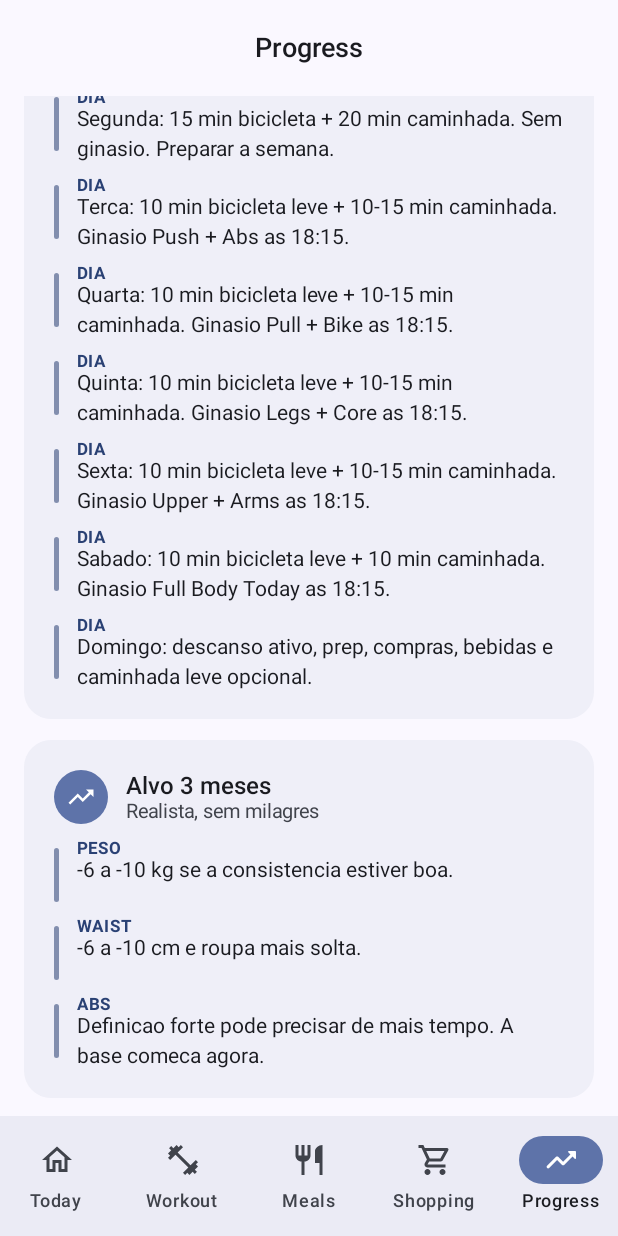
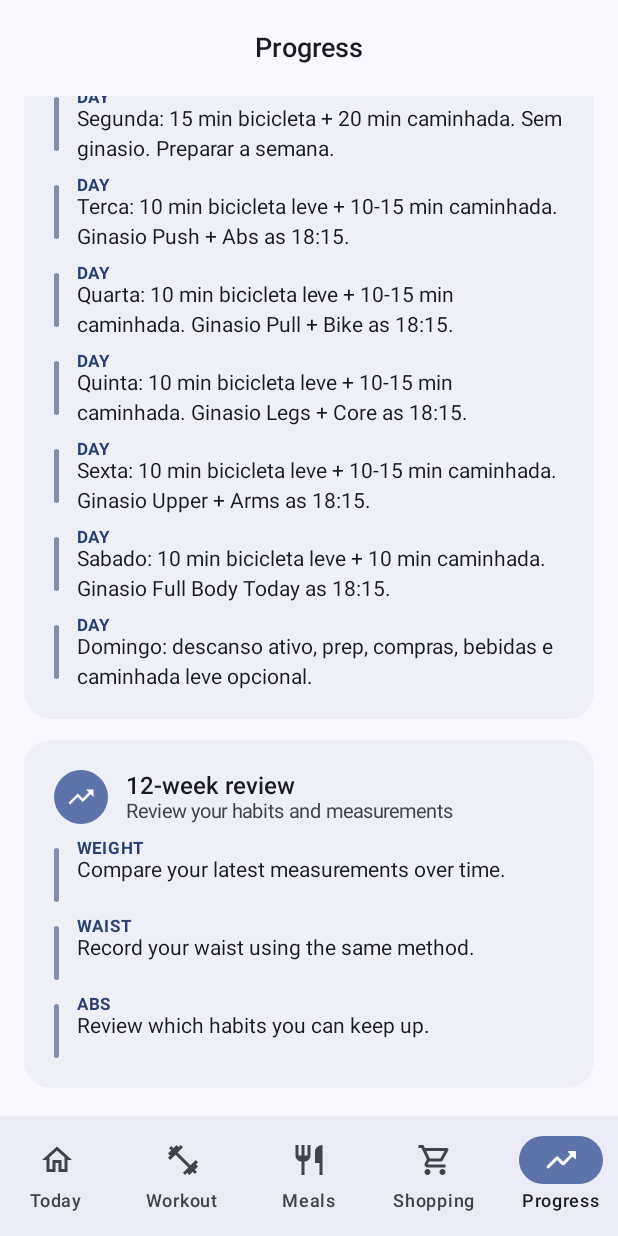
Before and after one commit to luigi043/meal-prep-workout, an Android app built with Jetpack Compose: the DashboardScreen screen opened through its navigation route, item 5 of the bottom bar chosen, scrolled down 952 dp, on a phone screen of 412 x 824 dp. Run offline under Robolectric (Android 15) with nearby library versions, the phone set to English and light mode, and no system bars.

Commit message:
Clarify plan controls and document the offline app
Translate screen explanations and accessibility labels and describe example measurements and workout links. Replace the personal intake details in the project README with English setup, storage, and demo instructions.

The demo script passed a Node harness covering all five routes and checklist state. Bundled recipe and workout content still needs translation and native verification.

```diff
--- a/app/src/main/java/com/luizfit/plan3meses/ui/App.kt
+++ b/app/src/main/java/com/luizfit/plan3meses/ui/App.kt
@@ -266,7 +266,7 @@ private fun WelcomeScreen(
         ) {
             Image(
                 painter = painterResource(R.drawable.logoapp),
-                contentDescription = "Logo Plano 3 Meses",
+                contentDescription = "Meal Prep Workout logo",
                 contentScale = ContentScale.Fit,
                 modifier = Modifier
                     .fillMaxWidth(0.7f)
@@ -281,7 +281,7 @@ private fun WelcomeScreen(
                 color = MaterialTheme.colorScheme.onBackground
             )
             Text(
-                "Treino, refeicoes, bebidas e progresso. Sem complicar.",
+                "Workouts, meals, drinks and progress in one place.",
                 style = MaterialTheme.typography.bodyLarge,
                 color = MaterialTheme.colorScheme.onSurfaceVariant
             )
@@ -313,7 +313,7 @@ private fun WelcomeScreen(
                     Text(today.englishName(), style = MaterialTheme.typography.labelLarge)
                     Text("Today's plan", style = MaterialTheme.typography.titleMedium)
                     Text(
-                        "$dailyCompleted de ${dailyIds.size} tarefas",
+                        "$dailyCompleted of ${dailyIds.size} tasks",
                         style = MaterialTheme.typography.bodyMedium
                     )
                 }
@@ -392,24 +392,24 @@ private fun DashboardScreen(
         }
         item {
             SectionCard(
-                title = "Sono",
-                subtitle = "Prioridade para perder gordura e recuperar",
+                title = "Sleep",
+                subtitle = "Make time to rest and recover",
                 icon = Icons.Outlined.Bedtime
             ) {
-                BulletLine("22:00", "Cama, luzes apagadas.")
-                BulletLine("22:10", "Dormir.")
-                BulletLine("05:55", "Acordar.")
+                BulletLine("22:00", "Get ready for bed.")
+                BulletLine("22:10", "Lights out.")
+                BulletLine("05:55", "Wake up.")
             }
         }
         item {
             SectionCard(
-                title = "Suplementacao",
-                subtitle = "Simples e consistente",
+                title = "Supplements",
+                subtitle = "Notes from the plan",
                 icon = Icons.Outlined.Bolt
             ) {
-                BulletLine("Creatina", "5 g/dia ao pequeno-almoco. Nos dias de ginasio tambem pode ser pos-treino.")
-                BulletLine("Whey", "1 scoop quando faltar proteina. Boa as 16:00 ou pos-treino.")
-                BulletLine("Nota", "Creatina pode subir peso por agua no musculo; isso nao e gordura.")
+                BulletLine("Creatine", "The sample plan schedules creatine with breakfast or after a workout.")
+                BulletLine("Whey", "The sample plan lists whey as an optional snack or after a workout.")
+                BulletLine("Note", "Creatine pode subir peso por agua no musculo; isso nao e gordura.")
             }
         }
     }
@@ -434,7 +434,7 @@ private fun WorkoutScreen(
         item {
             SectionHeader(
                 title = "Workout",
-                subtitle = "Terca a sabado as 18:15"
+                subtitle = "Tuesday through Saturday at 18:15"
             )
         }
         item {
@@ -452,8 +452,8 @@ private fun WorkoutScreen(
         }
         item {
             SectionCard(
-                title = "Links uteis",
-                subtitle = "Tecnica primeiro, carga depois",
+                title = "Exercise references",
+                subtitle = "Practice form before adding weight",
                 icon = Icons.Outlined.FitnessCenter
             ) {
                 LinkRow("MuscleWiki", "https://musclewiki.com/", uriHandler::openUri)
@@ -591,20 +591,20 @@ private fun MealsScreen(
                 item {
                     SectionHeader(
                         title = "Meals",
-                        subtitle = "Pasta salads, frango, pizza controlada"
+                        subtitle = "Pasta salads, chicken and pizza options"
                     )
                 }
                 item {
                     SectionCard(
-                        title = "Budget Bytes adaptado",
-                        subtitle = "Inspiracao com porcoes do teu plano",
+                        title = "Adapted from Budget Bytes",
+                        subtitle = "Recipe ideas and portions from the sample plan",
                         icon = Icons.Outlined.Restaurant
                     ) {
                         LinkRow("Budget Bytes", "https://www.budgetbytes.com/", uriHandler::openUri)
                         LinkRow("Greek chicken pasta salad", "https://www.budgetbytes.com/greek-chicken-pasta-salad/", uriHandler::openUri)
                         LinkRow("Pizza chicken", "https://www.budgetbytes.com/baked-pizza-chicken/", uriHandler::openUri)
-                        BulletLine("Porcao de massa", "70-90 g seca por refeicao principal, ou 180-240 g cozida.")
-                        BulletLine("Pizza", "1x/semana: pizza chicken, tortilla pizza ou 2 fatias pan pizza + salada.")
+                        BulletLine("Pasta portion", "70–90 g dry pasta per main meal, or 180–240 g cooked.")
+                        BulletLine("Pizza", "Weekly options include pizza chicken, tortilla pizza, or two slices of pan pizza with salad.")
                     }
                 }
                 items(PlanContent.meals) { mealDay ->
@@ -615,7 +615,7 @@ private fun MealsScreen(
                 item {
                     SectionHeader(
                         title = "Drinks",
-                        subtitle = "Hidratacao com variety, 0 kcal liquidas"
+                        subtitle = "Drink ideas for the week"
                     )
                 }
                 items(PlanContent.drinks) { recipe ->
@@ -675,11 +675,11 @@ private fun RecipeCard(
         ) {
             Text(if (checked) "Prepared" else "Mark prepared")
         }
-        BulletLine("Ingredientes", recipe.ingredients)
+        BulletLine("Ingredients", recipe.ingredients)
         recipe.steps.forEachIndexed { index, step ->
             BulletLine("${index + 1}", step)
         }
-        BulletLine("Nota", recipe.note)
+        BulletLine("Note", recipe.note)
     }
 }
 
@@ -699,13 +699,13 @@ private fun ShoppingScreen(
         item {
             SectionHeader(
                 title = "Shopping",
-                subtitle = "Toca para marcar comprado"
+                subtitle = "Expand a category and check off purchases"
             )
         }
         item {
             ProgressBarCard(
-                title = "$done de ${allItems.size} itens",
-                subtitle = "Lista para a semana",
+                title = "$done of ${allItems.size} items",
+                subtitle = "Weekly shopping list",
                 fraction = if (allItems.isEmpty()) 0f else done.toFloat() / allItems.size
             )
         }
@@ -753,7 +753,7 @@ private fun ExpandableCategoryCard(
                 IconButton(onClick = { expanded = !expanded }) {
                     Icon(
                         if (expanded) Icons.Filled.ExpandLess else Icons.Filled.ExpandMore,
-                        contentDescription = if (expanded) "Fechar" else "Abrir"
+                        contentDescription = if (expanded) "Collapse" else "Expand"
                     )
                 }
             }
@@ -783,7 +783,7 @@ private fun ProgressScreen(
         item {
             SectionHeader(
                 title = "Progress",
-                subtitle = "Peso, abdomen e check semanal"
+                subtitle = "Measurements and weekly checklist"
             )
         }
         item {
@@ -792,7 +792,7 @@ private fun ProgressScreen(
         item {
             SectionCard(
                 title = "Weekly measurements",
-                subtitle = "Regista 1x por semana, de manha",
+                subtitle = "Record your latest measurements",
                 icon = Icons.Outlined.Straighten
             ) {
                 OutlinedTextField(
@@ -821,14 +821,14 @@ private fun ProgressScreen(
         item {
             SectionCard(
                 title = "Weekly checklist",
-                subtitle = "Marca quando estiver feito",
+                subtitle = "Check off each finished task",
                 icon = Icons.Outlined.TrendingUp
             ) {
                 val weeklyTasks = listOf(
-                    ChecklistTask("week_weight", "Peso registado", "1x por semana, mesma hora."),
-                    ChecklistTask("week_abdomen", "Abdomen medido", "Fita no mesmo ponto."),
-                    ChecklistTask("week_meal_prep", "Meal prep feito", "Frango, massa, legumes e bebidas."),
-                    ChecklistTask("week_shopping", "Compras feitas", "Lista completa para a semana.")
+                    ChecklistTask("week_weight", "Weight recorded", "Once a week at the same time."),
+                    ChecklistTask("week_abdomen", "Waist measured", "Place the tape at the same point each time."),
+                    ChecklistTask("week_meal_prep", "Meal prep complete", "Chicken, pasta, vegetables and drinks."),
+                    ChecklistTask("week_shopping", "Shopping complete", "Finish the weekly shopping list.")
                 )
                 weeklyTasks.forEach { task ->
                     CheckTaskRow(task, progress.completedIds.contains(task.id), onToggle)
@@ -837,22 +837,22 @@ private fun ProgressScreen(
         }
         item {
             SectionCard(
-                title = "Rotina semanal",
-                subtitle = "Trabalho 8:00-17:00, ginasio terca a sabado",
+                title = "Weekly routine",
+                subtitle = "Sample work and gym schedule",
                 icon = Icons.Outlined.TrendingUp
             ) {
-                PlanContent.weeklySchedule.forEach { BulletLine("Dia", it) }
+                PlanContent.weeklySchedule.forEach { BulletLine("Day", it) }
             }
         }
         item {
             SectionCard(
-                title = "Alvo 3 meses",
-                subtitle = "Realista, sem milagres",
+                title = "12-week review",
+                subtitle = "Review your habits and measurements",
                 icon = Icons.Outlined.TrendingUp
             ) {
-                BulletLine("Peso", "-6 a -10 kg se a consistencia estiver boa.")
-                BulletLine("Waist", "-6 a -10 cm e roupa mais solta.")
-                BulletLine("Abs", "Definicao forte pode precisar de mais tempo. A base comeca agora.")
+                BulletLine("Weight", "Compare your latest measurements over time.")
+                BulletLine("Waist", "Record your waist using the same method.")
+                BulletLine("Abs", "Review which habits you can keep up.")
             }
         }
     }
@@ -890,7 +890,7 @@ private fun HeroGreeting(dayName: String, completed: Int, total: Int) {
                 Text("Welcome back", style = MaterialTheme.typography.titleMedium)
                 Text(dayName, style = MaterialTheme.typography.headlineMedium)
                 Text(
-                    "$completed/$total tarefas hoje",
+                    "$completed/$total tasks today",
                     style = MaterialTheme.typography.bodyMedium,
                     color = MaterialTheme.colorScheme.onPrimary.copy(alpha = 0.85f)
                 )
@@ -1043,7 +1043,7 @@ private fun DrinkSuggestionCard(drink: Recipe, onOpen: () -> Unit) {
                 )
             }
             IconButton(onClick = onOpen) {
-                Icon(Icons.Filled.ArrowOutward, contentDescription = "Abrir bebidas")
+                Icon(Icons.Filled.ArrowOutward, contentDescription = "Open drinks")
             }
         }
     }
@@ -1052,8 +1052,8 @@ private fun DrinkSuggestionCard(drink: Recipe, onOpen: () -> Unit) {
 @Composable
 private fun MetricGrid() {
     SectionCard(
-        title = "Perfil atual",
-        subtitle = "Da consulta e metas",
+        title = "Example measurements",
+        subtitle = "Sample values only",
         icon = Icons.Outlined.TrendingUp
     ) {
         PlanContent.metrics.chunked(2).forEach { row ->
@@ -1330,9 +1330,9 @@ private fun todayWorkoutOrRest(dayOfWeek: DayOfWeek = LocalDate.now().dayOfWeek)
     val workout = PlanContent.workoutFor(dayOfWeek)
     if (workout != null) return "${workout.title}: ${workout.focus}"
     return when (dayOfWeek) {
-        DayOfWeek.MONDAY -> "Bike 15 min + caminhada 20 min. Sem ginasio, preparar a semana."
-        DayOfWeek.SUNDAY -> "Descanso ativo, compras, meal prep e caminhada leve opcional."
-        else -> "Movimento leve e recuperacao."
+        DayOfWeek.MONDAY -> "Cycle for 15 minutes and walk for 20 minutes. Use the rest day to prepare for the week."
+        DayOfWeek.SUNDAY -> "Active recovery, shopping, meal prep and an optional easy walk."
+        else -> "Light movement and recovery."
     }
 }
 
@@ -1356,5 +1356,5 @@ private fun DayOfWeek.shortLabel(): String = when (this) {
     DayOfWeek.THURSDAY -> "Thu"
     DayOfWeek.FRIDAY -> "Fri"
     DayOfWeek.SATURDAY -> "Sat"
-    DayOfWeek.SUNDAY -> "Dom"
+    DayOfWeek.SUNDAY -> "Sun"
 }
```
Also changed, not shown: 1 other file.
